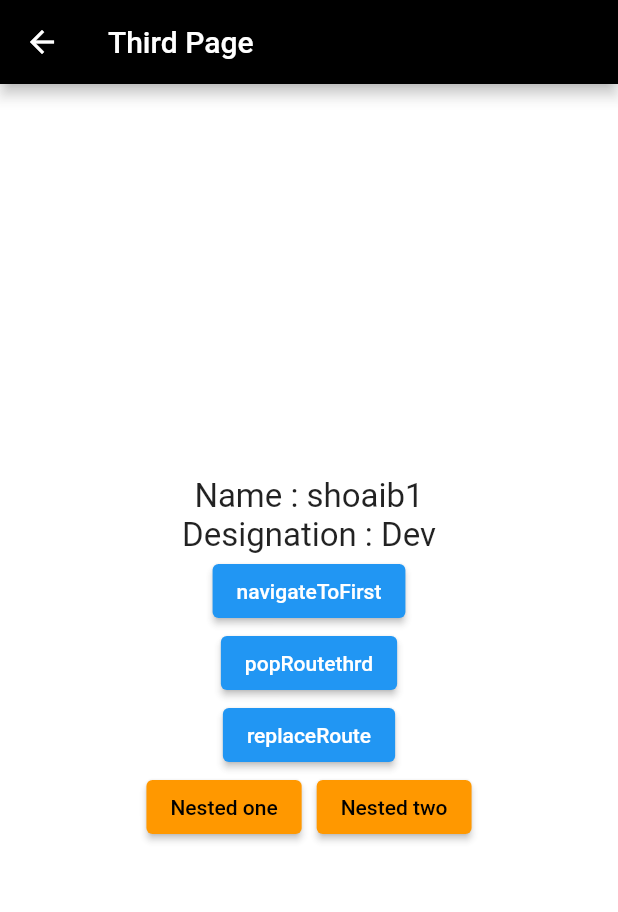
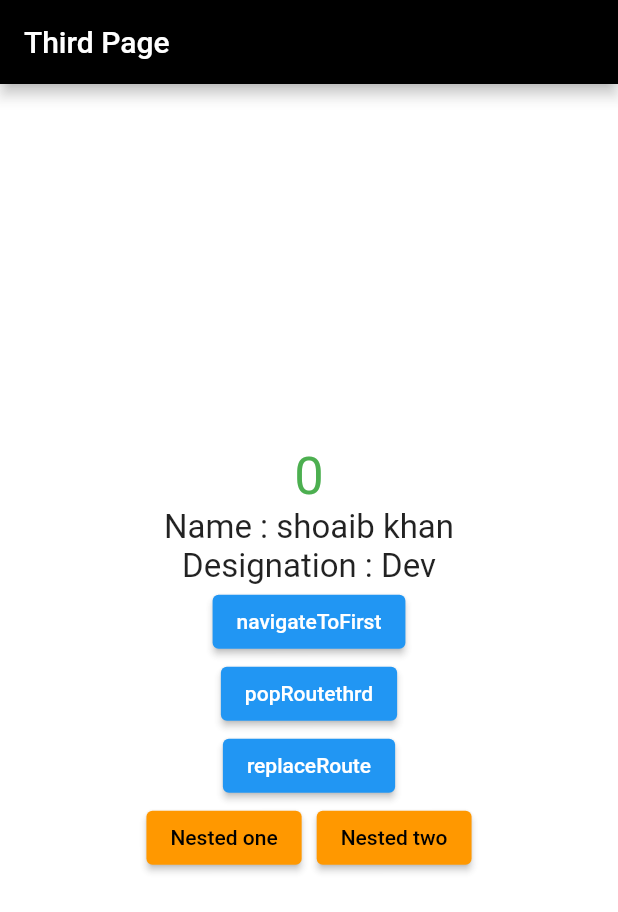
Before and after one commit to shoaib-khan895/Auto_route_flutter, a Flutter app: the screen it shows after launch, after a tap on "Third Page", on a phone screen of 412 x 824 dp. Shown: the top 912 px of the screen. Run offline on Flutter 3.47's test engine with Material 2 defaults, Android fonts, the phone set to English and light mode, and no system bars; our stand-ins replace auto_route, bloc, flutter_bloc.

Commit message:
cubit_bottomNav
third screen bottomNav with Cubit

```diff
--- /dev/null
+++ b/lib/bottom_nav_bar/main_bottom.dart
@@ -0,0 +1,14 @@
+import 'package:auto_route_flutter/bottom_nav_bar/router/bottom_nav_router.gr.dart';
+import 'package:flutter/material.dart';
+
+class MainBottom extends StatelessWidget {
+   MainBottom({Key? key}) : super(key: key);
+  final _bottomNavRouter = BottomNavRouter();
+
+  @override
+  Widget build(BuildContext context) {
+    return  MaterialApp.router(
+        routeInformationParser: _bottomNavRouter.defaultRouteParser(),
+        routerDelegate: _bottomNavRouter.delegate());
+  }
+}
--- a/lib/home_page.dart
+++ b/lib/home_page.dart
@@ -1,8 +1,9 @@
 import 'package:auto_route/auto_route.dart';
+import 'package:auto_route/empty_router_widgets.dart';
+import 'package:auto_route_flutter/screens/third_page_screens/cubit/third_page_provider.dart';
 import 'package:flutter/material.dart';
 
 import 'app_router/router.gr.dart';
-
 class HomePage extends StatelessWidget {
   const HomePage({Key? key}) : super(key: key);
 
@@ -30,9 +31,12 @@ class HomePage extends StatelessWidget {
                 child: const Text('Second Page')),
             ElevatedButton(
                 onPressed: () {
-                  context.pushRoute(ThirdRoute(name: 'shoaib1', dsg: 'Dev'));
+                  context.pushRoute(ThirdRouteProvider(children: [ThirdRoute(name: 'shoaib1', dsg: 'Dev')]));
                 },
                 child: const Text('Third Page')),
+            ElevatedButton(onPressed: (){
+              context.pushRoute(MainBottom());
+            }, child: Text('Go To Bottom Navigation'))
           ],
         ),
       ),
--- a/lib/screens/home_page_screens/third_page.dart
+++ b/lib/screens/home_page_screens/third_page.dart
@@ -1,5 +1,7 @@
 import 'package:auto_route/auto_route.dart';
+import 'package:auto_route_flutter/screens/third_page_screens/cubit/third_page_cubit.dart';
 import 'package:flutter/material.dart';
+import 'package:flutter_bloc/flutter_bloc.dart';
 
 import '../../app_router/router.gr.dart';
 
@@ -25,6 +27,10 @@ class ThirdPage extends StatelessWidget {
           child: Column(
             mainAxisAlignment: MainAxisAlignment.center,
             children: [
+              BlocBuilder<ThirdPageCubit, int>(
+                  builder: (context, state) {
+                return Text('$state', style: const TextStyle(fontSize: 35, color: Colors.green));
+              }),
               Text(
                 "Name : $name",
                 style: const TextStyle(fontSize: 22),
@@ -60,7 +66,7 @@ class ThirdPage extends StatelessWidget {
                       onPrimary: Colors.black, // Text Color (Foreground color)
                     ),
                     onPressed: () {
-                      context.navigateTo(ThirdOne(info: '3_1'));
+                      context.navigateTo(ThirdRouteProvider(children: [ThirdOne(info: '3_1')]));
                     },
                     child: const Text('Nested one'),
                   ),
@@ -73,7 +79,7 @@ class ThirdPage extends StatelessWidget {
                       onPrimary: Colors.black, // Text Color (Foreground color)
                     ),
                     onPressed: () {
-                      context.pushRoute(ThirdTwo(info: 'Nested Third'));
+                      context.navigateTo(ThirdRouteProvider(children: [ThirdTwo(info: '3_1')]));
                     },
                     child: const Text('Nested two'),
                   ),
--- /dev/null
+++ b/lib/screens/third_page_screens/cubit/third_page_cubit.dart
@@ -0,0 +1,9 @@
+import 'package:bloc/bloc.dart';
+
+class ThirdPageCubit extends Cubit<int> {
+  ThirdPageCubit() : super(0);
+
+  void increment() => emit(state + 1);
+
+  void decrement() => emit(state - 1);
+}
--- /dev/null
+++ b/lib/screens/third_page_screens/cubit/third_page_provider.dart
@@ -0,0 +1,18 @@
+import 'package:auto_route_flutter/screens/home_page_screens/third_page.dart';
+import 'package:auto_route_flutter/screens/third_page_screens/cubit/third_page_cubit.dart';
+import 'package:flutter/material.dart';
+import 'package:flutter_bloc/flutter_bloc.dart';
+
+class ThirdPageProvider extends StatelessWidget {
+  const ThirdPageProvider({super.key});
+
+  @override
+  Widget build(BuildContext context) {
+    return MaterialApp(
+      home: BlocProvider(
+        create: (_) => ThirdPageCubit(),
+        child: ThirdPage(dsg: 'Dev',name: 'shoaib khan'),
+      ),
+    );
+  }
+}
--- a/pubspec.yaml
+++ b/pubspec.yaml
@@ -36,6 +36,8 @@ dependencies:
   cupertino_icons: ^1.0.2
   auto_route: ^5.0.0
   auto_route_generator: ^5.0.0
+  bloc: ^8.1.1
+  flutter_bloc: ^8.1.2
 
 dev_dependencies:
   flutter_test:
```
Also changed, not shown: lib/app_router/router.dart (+13 -12 lines), lib/bottom_nav_bar/router/bottom_nav_router.dart (added, +44 -0 lines), lib/bottom_nav_bar/screen/base_screen.dart (added, +34 -0 lines), lib/bottom_nav_bar/screen/home.dart (added, +11 -0 lines), lib/bottom_nav_bar/screen/setting.dart (added, +11 -0 lines), lib/screens/third_page_screens/third_one.dart (+8 -0 lines), lib/screens/third_page_screens/third_two.dart (+8 -0 lines), lib/app_router/router.gr.dart, lib/bottom_nav_bar/router/bottom_nav_router.gr.dart (added), pubspec.lock.
